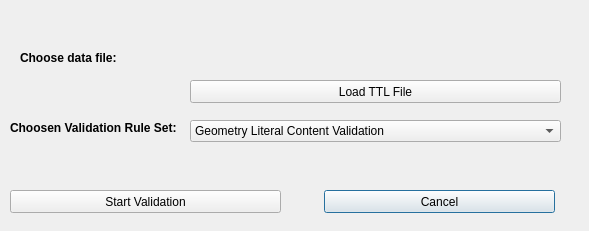
Before: the Qt Designer form dialogs/ui/graphvalidationdialog.ui in sparqlunicorn/sparqlunicornGoesGIS, drawn with Qt 5.
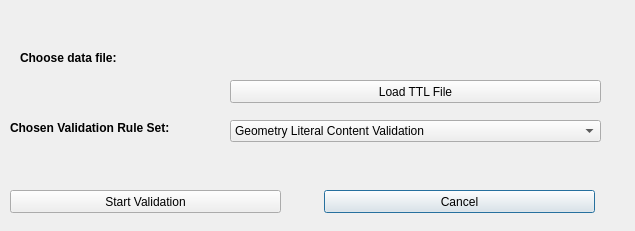
After: the same form once the commit is applied.

What changed in the file:
```diff
--- a/dialogs/ui/graphvalidationdialog.ui
+++ b/dialogs/ui/graphvalidationdialog.ui
@@ -6,7 +6,7 @@
    <rect>
     <x>0</x>
     <y>0</y>
-    <width>589</width>
+    <width>635</width>
     <height>231</height>
    </rect>
   </property>
@@ -18,7 +18,7 @@
     <rect>
      <x>324</x>
      <y>190</y>
-     <width>231</width>
+     <width>271</width>
      <height>23</height>
     </rect>
    </property>
@@ -31,7 +31,7 @@
     <rect>
      <x>20</x>
      <y>50</y>
-     <width>101</width>
+     <width>211</width>
      <height>16</height>
     </rect>
    </property>
@@ -48,7 +48,7 @@
   <widget class="QPushButton" name="loadDataFileButton">
    <property name="geometry">
     <rect>
-     <x>190</x>
+     <x>230</x>
      <y>80</y>
      <width>371</width>
      <height>23</height>
@@ -61,9 +61,9 @@
   <widget class="QLabel" name="chosenDataFile">
    <property name="geometry">
     <rect>
-     <x>200</x>
+     <x>230</x>
      <y>50</y>
-     <width>351</width>
+     <width>391</width>
      <height>20</height>
     </rect>
    </property>
@@ -76,7 +76,7 @@
     <rect>
      <x>10</x>
      <y>120</y>
-     <width>181</width>
+     <width>201</width>
      <height>16</height>
     </rect>
    </property>
@@ -87,13 +87,13 @@
     </font>
    </property>
    <property name="text">
-    <string>Choosen Validation Rule Set:</string>
+    <string>Chosen Validation Rule Set:</string>
    </property>
   </widget>
   <widget class="QComboBox" name="chosenValidatorFile">
    <property name="geometry">
     <rect>
-     <x>190</x>
+     <x>230</x>
      <y>120</y>
      <width>371</width>
      <height>22</height>
```
